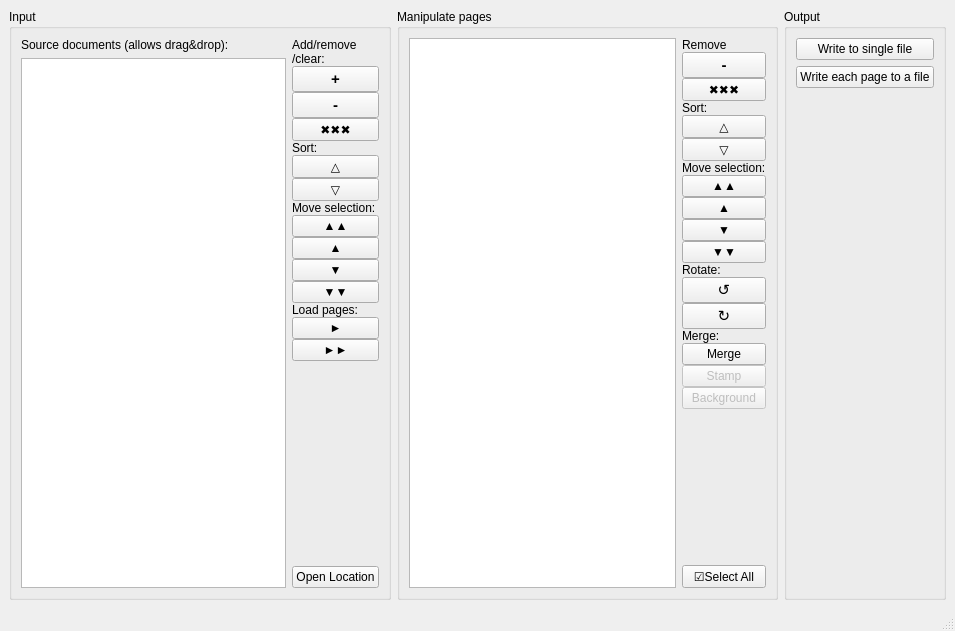
ronanpaixao/PyPDFTK, file wndmain.ui: the form before one commit.
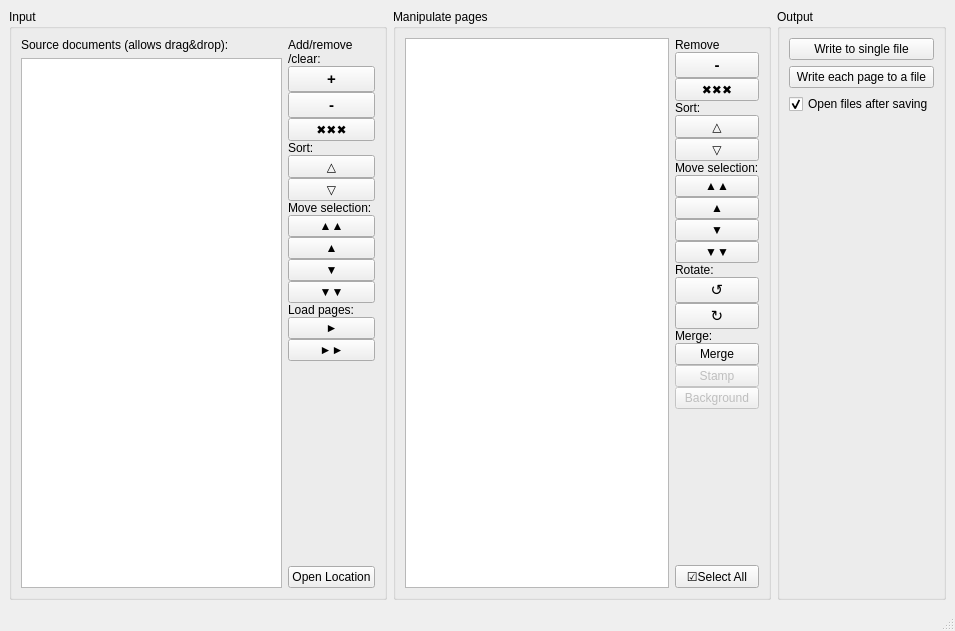
The form after the commit. Custom widgets are drawn as their Qt base class.

Commit message: New checkbox to open files in system-default reader after save

Diff of the .ui file:
```diff
--- a/wndmain.ui
+++ b/wndmain.ui
@@ -457,6 +457,16 @@
          </property>
         </widget>
        </item>
+       <item>
+        <widget class="QCheckBox" name="chkOpenOnSave">
+         <property name="text">
+          <string>Open files after saving</string>
+         </property>
+         <property name="checked">
+          <bool>true</bool>
+         </property>
+        </widget>
+       </item>
        <item>
         <spacer name="verticalSpacer">
          <property name="orientation">
```
The commit also changes 1 other file.
